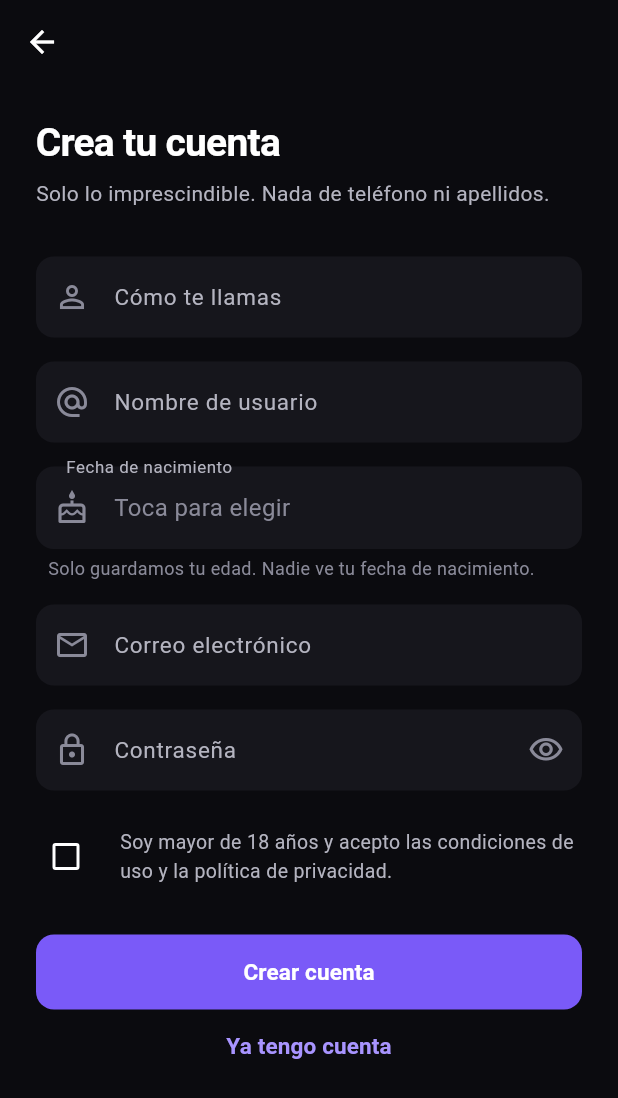
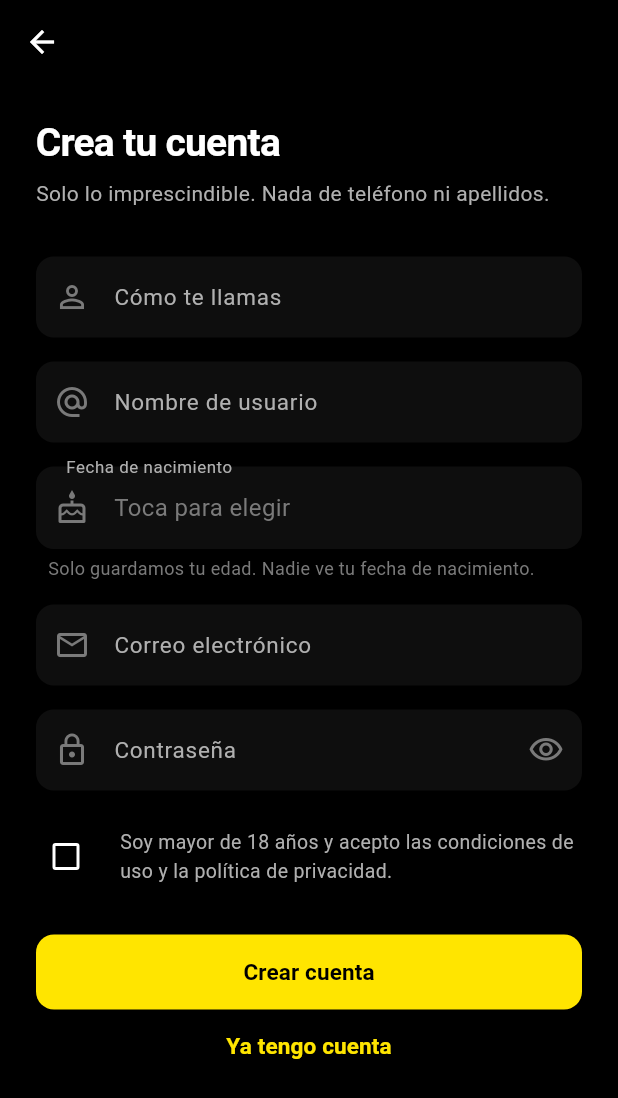
Before and after one commit to monzdevV/previa, a Flutter app: the screen it shows after launch, after a tap on "Crear cuenta", on a phone screen of 412 x 824 dp. Shown: the top 1098 px of the screen. Run offline on Flutter 3.47's test engine with Material 3 defaults, Android fonts, the phone set to English and light mode, and no system bars; our stand-ins replace cached_network_image, flutter_dotenv, flutter_map, flutter_riverpod, geolocator, go_router and 2 more; accounts and stored records are empty.

Commit message:
Paleta amarillo sobre negro puro
El fondo pasa a negro puro porque el contenido del feed es media a sangre y
cualquier gris de base le resta contraste. El amarillo queda como unica tinta
de marca y de accion, siempre con texto negro encima.

Co-Authored-By: Claude Opus 5 <noreply@anthropic.com>

```diff
--- a/lib/app/tema.dart
+++ b/lib/app/tema.dart
@@ -8,37 +8,41 @@ import 'package:flutter/material.dart';
 /// maneja con el pulgar. Nada de esto busca ser original: busca estar al
 /// nivel de lo que el usuario ya tiene instalado.
 abstract final class ColoresPrevia {
-  // Neutros de noche, sin matiz: el gris tintado hacia el verde azulado
-  // hacia que la interfaz pareciese una herramienta y no una app social.
-  static const fondo = Color(0xFF0B0B0F);
+  // Negro puro de fondo: el contenido es media a sangre y cualquier gris de
+  // base le roba contraste. Los grises solo aparecen en lo que se eleva.
+  static const fondo = Color(0xFF000000);
   static const fondoProfundo = Color(0xFF000000);
-  static const superficie = Color(0xFF16161C);
-  static const superficieAlta = Color(0xFF1F1F27);
-  static const superficieActiva = Color(0xFF2A2A34);
+  static const superficie = Color(0xFF0E0E0E);
+  static const superficieAlta = Color(0xFF1A1A1A);
+  static const superficieActiva = Color(0xFF262626);
 
-  /// Violeta electrico: la marca y lo que se puede tocar.
-  static const primario = Color(0xFF7A5AF8);
-  static const primarioSuave = Color(0xFFA894FF);
+  /// Amarillo: la marca y todo lo que se puede tocar. Sobre el siempre va
+  /// texto negro, nunca blanco.
+  static const primario = Color(0xFFFFE500);
+  static const primarioSuave = Color(0xFFFFF27A);
 
-  /// Rosa: el segundo extremo del degradado de marca.
-  static const secundario = Color(0xFFFF4D8D);
+  /// El segundo extremo del degradado de marca, hacia el ambar.
+  static const secundario = Color(0xFFFF9F1C);
 
-  /// Verde de disponible, el mismo codigo que usa cualquier app para decir
+  /// Verde de disponible: el mismo codigo que usa cualquier app para decir
   /// "esta abierto, puedes entrar".
-  static const disponible = Color(0xFF2BD576);
+  static const disponible = Color(0xFF35E07F);
+
+  /// Lo que se escribe encima del amarillo y del verde.
+  static const sobrePrimario = Color(0xFF000000);
 
   static const navegacion = primario;
   static const acento = disponible;
-  static const aviso = Color(0xFFFFC53D);
+  static const aviso = secundario;
   static const error = Color(0xFFFF4757);
 
   static const texto = Color(0xFFFFFFFF);
-  static const textoSuave = Color(0xFFB4B4C0);
-  static const textoTenue = Color(0xFF8A8A99);
-  static const borde = Color(0xFF2A2A34);
+  static const textoSuave = Color(0xFFB0B0B0);
+  static const textoTenue = Color(0xFF7A7A7A);
+  static const borde = Color(0xFF262626);
 
-  /// Degradado de marca. Se usa en la accion principal y en los anillos de
-  /// historia, como en las referencias; nunca detras de texto corrido.
+  /// Degradado de marca. Se usa en la accion principal; nunca detras de
+  /// texto corrido.
   static const degradado = LinearGradient(
     begin: Alignment.topLeft,
     end: Alignment.bottomRight,
@@ -69,9 +73,9 @@ abstract final class EspaciadoPrevia {
 ThemeData construirTemaPrevia({String? caraDelSistema}) {
   const esquema = ColorScheme.dark(
     primary: ColoresPrevia.primario,
-    onPrimary: Colors.white,
+    onPrimary: ColoresPrevia.sobrePrimario,
     secondary: ColoresPrevia.secundario,
-    onSecondary: Colors.white,
+    onSecondary: ColoresPrevia.sobrePrimario,
     tertiary: ColoresPrevia.disponible,
     surface: ColoresPrevia.superficie,
     onSurface: ColoresPrevia.texto,
@@ -172,7 +176,7 @@ ThemeData construirTemaPrevia({String? caraDelSistema}) {
     filledButtonTheme: FilledButtonThemeData(
       style: FilledButton.styleFrom(
         backgroundColor: ColoresPrevia.primario,
-        foregroundColor: Colors.white,
+        foregroundColor: ColoresPrevia.sobrePrimario,
         disabledBackgroundColor: ColoresPrevia.superficieActiva,
         disabledForegroundColor: ColoresPrevia.textoTenue,
         minimumSize: const Size.fromHeight(50),
@@ -196,7 +200,7 @@ ThemeData construirTemaPrevia({String? caraDelSistema}) {
     ),
     textButtonTheme: TextButtonThemeData(
       style: TextButton.styleFrom(
-        foregroundColor: ColoresPrevia.primarioSuave,
+        foregroundColor: ColoresPrevia.primario,
       ),
     ),
 
@@ -229,6 +233,11 @@ ThemeData construirTemaPrevia({String? caraDelSistema}) {
     chipTheme: ChipThemeData(
       backgroundColor: ColoresPrevia.superficieAlta,
       selectedColor: ColoresPrevia.primario,
+      secondaryLabelStyle: const TextStyle(
+        color: ColoresPrevia.sobrePrimario,
+        fontSize: 13,
+        fontWeight: FontWeight.w600,
+      ),
       labelStyle: const TextStyle(
         color: ColoresPrevia.texto,
         fontSize: 13,
@@ -267,7 +276,7 @@ ThemeData construirTemaPrevia({String? caraDelSistema}) {
 
     floatingActionButtonTheme: FloatingActionButtonThemeData(
       backgroundColor: ColoresPrevia.primario,
-      foregroundColor: Colors.white,
+      foregroundColor: ColoresPrevia.sobrePrimario,
       elevation: 0,
       shape: RoundedRectangleBorder(
         borderRadius: BorderRadius.circular(EspaciadoPrevia.radio),
--- a/lib/features/auth/pantalla_bienvenida.dart
+++ b/lib/features/auth/pantalla_bienvenida.dart
@@ -89,7 +89,7 @@ class _Marca extends StatelessWidget {
           ),
           child: const Icon(
             Icons.local_fire_department_rounded,
-            color: Colors.white,
+            color: ColoresPrevia.sobrePrimario,
             size: 30,
           ),
         ),
@@ -125,7 +125,7 @@ class _BotonDeMarca extends StatelessWidget {
       onPressed: onPressed,
       style: FilledButton.styleFrom(
         backgroundColor: Colors.transparent,
-        foregroundColor: Colors.white,
+        foregroundColor: ColoresPrevia.sobrePrimario,
       ),
       child: Text(texto),
     ),
--- a/lib/features/map/pantalla_mapa.dart
+++ b/lib/features/map/pantalla_mapa.dart
@@ -295,7 +295,7 @@ class _PantallaMapaState extends ConsumerState<PantallaMapa> {
                     onPressed: widget.onCrearPrevia,
                     style: FilledButton.styleFrom(
                       backgroundColor: Colors.transparent,
-                      foregroundColor: Colors.white,
+                      foregroundColor: ColoresPrevia.sobrePrimario,
                     ),
                     icon: const Icon(Icons.add_rounded, size: 21),
                     label: const Text('Abrir una previa'),
```
